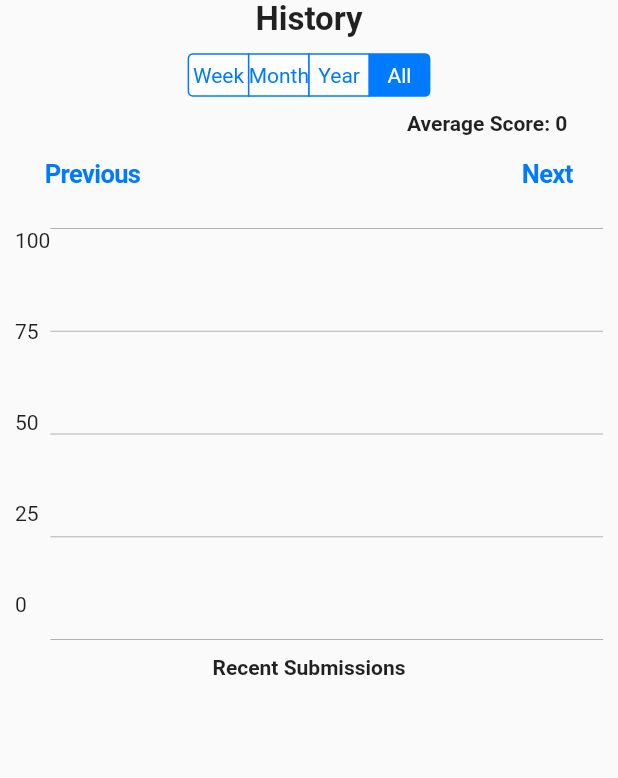
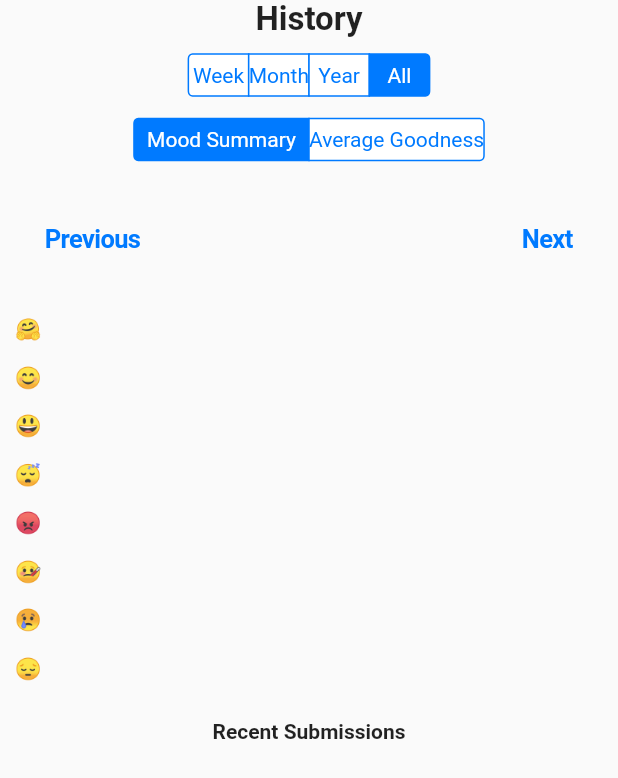
Before and after one commit to omparaday/goodness, a Flutter app: the HistoryPage widget shown alone on an empty page, opened directly, after a tap on "Month", after a tap on "Year", after a tap on "All", on a phone screen of 412 x 824 dp. Shown: the top 778 px of the screen. Run offline on Flutter 3.47's test engine with Material 2 defaults, Android fonts, the phone set to English and light mode, and no system bars; our stand-ins replace flutter_local_notifications, flutter_native_timezone, google_fonts, share_plus, shared_preferences, sprintf and 2 more; missing offline and left inert: shared_preferences_web; accounts and stored records are empty.

Commit message:
Implementation of mood summary chart in history

```diff
--- a/lib/dbhelpers/DailyData.dart
+++ b/lib/dbhelpers/DailyData.dart
@@ -6,9 +6,17 @@ import 'package:json_annotation/json_annotation.dart';
 import 'package:flutter/foundation.dart' show kIsWeb;
 import 'package:shared_preferences/shared_preferences.dart';
 
+import '../home.dart';
+import '../widgets/MoodCircle.dart';
 import 'Utils.dart';
 
 part 'DailyData.g.dart';
+
+const String KEY_AVERAGE = 'Average';
+const String KEY_MONTHLY_DATA = 'monthlyData';
+const String KEY_TOTAL_SCORE = 'totalScore';
+const String KEY_TOTAL_DAYS = 'totalDays';
+const String KEY_METADATA = 'metaData';
 
 @JsonSerializable()
 class DailyData {
@@ -60,6 +68,16 @@ Future<Map<String, dynamic>?>? getDataForYear(DateTime date) async {
   Map<String, dynamic> result = {};
   Map<String, double> monthlyData = {};
   Map<String, double> metaData = {};
+  metaData = {
+    '🤗': 0,
+    '😊': 0,
+    '😃': 0,
+    '😴': 0,
+    '😡': 0,
+    '🤒': 0,
+    '😢': 0,
+    '😔': 0
+  };
   while (transDate.year == date.year) {
     Map<String, dynamic>? monthData =
         await getDataForMonth(getDateKeyFormat(transDate));
@@ -68,6 +86,9 @@ Future<Map<String, dynamic>?>? getDataForYear(DateTime date) async {
       monthDays++;
       DailyData dd = DailyData.fromJson(value);
       monthScore += dd.goodness;
+      String mood = getEmojiForXy(
+          getValueFromPer3centage(dd.x), getValueFromPer3centage(dd.y), radius);
+      metaData.update(mood, (value) => ++value);
     });
     totalDays += monthDays;
     totalScore += monthScore;
@@ -80,14 +101,14 @@ Future<Map<String, dynamic>?>? getDataForYear(DateTime date) async {
     transDate = getNextMonth(transDate);
   }
   if (totalDays == 0) {
-    metaData.putIfAbsent('Average', () => 0);
+    metaData.putIfAbsent(KEY_AVERAGE, () => 0);
   } else {
-    metaData.putIfAbsent('Average', () => totalScore / totalDays);
+    metaData.putIfAbsent(KEY_AVERAGE, () => totalScore / totalDays);
   }
-  metaData.putIfAbsent('totalScore', () => totalScore);
-  metaData.putIfAbsent('totalDays', () => totalDays);
-  result.putIfAbsent('monthlyData', () => monthlyData);
-  result.putIfAbsent('metaData', () => metaData);
+  metaData.putIfAbsent(KEY_TOTAL_SCORE, () => totalScore);
+  metaData.putIfAbsent(KEY_TOTAL_DAYS, () => totalDays);
+  result.putIfAbsent(KEY_MONTHLY_DATA, () => monthlyData);
+  result.putIfAbsent(KEY_METADATA, () => metaData);
   return result;
 }
 
--- a/lib/history.dart
+++ b/lib/history.dart
@@ -13,12 +13,15 @@ import 'package:goodness/widgets/DecoratedWidget.dart';
 import 'package:goodness/widgets/HistoryChart.dart';
 import 'package:goodness/widgets/ImageShare.dart';
 import 'package:goodness/widgets/MoodCircle.dart';
+import 'package:goodness/widgets/MoodSummaryBars.dart';
 import 'package:share_plus/share_plus.dart';
 import 'package:sprintf/sprintf.dart';
 
 import 'dbhelpers/DeedHelper.dart';
 import 'dbhelpers/Utils.dart';
 import 'l10n/Localizations.dart';
+
+enum ChartType { MoodSummary, GoodnessScoreAverage }
 
 class HistoryPage extends StatefulWidget {
   @override
@@ -27,11 +30,14 @@ class HistoryPage extends StatefulWidget {
 
 class _HistoryPageState extends State<HistoryPage> {
   late HistoryType historyType;
+  late ChartType chartType;
   late List<Widget> recentData;
   late DateTime chartWeek;
   late DateTime chartMonth;
   late DateTime chartYear;
   Map<String, BarPlotInfo> plotInfoMap = {};
+  Map<String, double> moodPlotInfo = {};
+  late double takenCount = 0;
   String chartName = '';
   String chartAverage = '0.0';
 
@@ -44,8 +50,11 @@ class _HistoryPageState extends State<HistoryPage> {
   void initState() {
     super.initState();
     historyType = HistoryType.Week;
+    chartType = ChartType.MoodSummary;
     recentData = [];
     plotInfoMap = {};
+    moodPlotInfo = {};
+    takenCount = 0;
     chartWeek = getFirstDayOfWeek(DateTime.now());
     chartMonth = getFirstDayOfMonth(DateTime.now());
     chartYear = getFirstDayOfYear(DateTime.now());
@@ -64,6 +73,12 @@ class _HistoryPageState extends State<HistoryPage> {
       plotList: plotInfoMap,
       historyType: historyType,
       showHistoryDialog: showHistoryDialog,
+    );
+    Widget moodBars = MoodSummaryBars(
+      chartWidth: chartWidth,
+      chartHeight: chartHeight,
+      plotList: moodPlotInfo,
+      totalCount: takenCount,
     );
     return Container(
       margin: EdgeInsets.only(left: 10.0, right: 10.0),
@@ -89,18 +104,34 @@ class _HistoryPageState extends State<HistoryPage> {
                   HistoryType.All: Text(L10n.of(context).resource('all')),
                 },
               ),
+              SizedBox(width: 0, height: 15),
+              CupertinoSegmentedControl<ChartType>(
+                groupValue: chartType,
+                onValueChanged: (ChartType value) {
+                  chartType = value;
+                  fetchChartData();
+                },
+                children: <ChartType, Widget>{
+                  ChartType.MoodSummary:
+                      Text(L10n.of(context).resource('moodSummary')),
+                  ChartType.GoodnessScoreAverage:
+                      Text(L10n.of(context).resource('goodnessScoreAverage')),
+                },
+              ),
               SizedBox(width: 0, height: 10),
               Row(
                 children: <Widget>[
                   Flexible(fit: FlexFit.tight, child: Text(chartName)),
                   Spacer(),
-                  Flexible(
+                  chartType == ChartType.GoodnessScoreAverage
+                      ? Flexible(
                           fit: FlexFit.tight,
                           child: Text(
                             sprintf(L10n.of(context).resource('averageScore'),
                                 [chartAverage]),
                             style: TextStyle(fontWeight: FontWeight.bold),
                           ))
+                      : SizedBox.shrink()
                 ],
               ),
               Row(
@@ -121,7 +152,7 @@ class _HistoryPageState extends State<HistoryPage> {
                 ],
               ),
               SizedBox(width: 0, height: 10),
-              chart,
+              chartType == ChartType.GoodnessScoreAverage ? chart : moodBars,
               SizedBox(width: 0, height: 10),
               Text(
                 L10n.of(context).resource('recentSubmissions'),
@@ -167,15 +198,14 @@ class _HistoryPageState extends State<HistoryPage> {
                     mainAxisAlignment: MainAxisAlignment.start,
                     crossAxisAlignment: CrossAxisAlignment.center,
                     children: <Widget>[
-                      Text(
-                          dd.goodness >= 100
+                      Text(dd.goodness >= 100
                           ? L10n.of(context).resource('scorePerfect100')
-                              : sprintf(
-                                  L10n.of(context).resource('scoreWithVal'),
+                          : sprintf(L10n.of(context).resource('scoreWithVal'),
                               [dd.goodness])),
                       Spacer(),
                       Text(
-                        getEmojiForXy(getValueFromPer3centage(dd.x), getValueFromPer3centage(dd.y), radius),
+                        getEmojiForXy(getValueFromPer3centage(dd.x),
+                            getValueFromPer3centage(dd.y), radius),
                         style: TextStyle(fontSize: LARGE_FONTSIZE),
                       ),
                     ],
@@ -215,8 +245,15 @@ class _HistoryPageState extends State<HistoryPage> {
           title: Text('${getDisplayDate(datetime)}'),
           content: Column(
             children: [
-              MoodCircle(diameter / 2, inset, radius / 2, sideOfSquare / 2,
-                  ProcessState.Completed, () => {}, getValueFromPer3centage(dd.x) / 2, getValueFromPer3centage(dd.y) / 2),
+              MoodCircle(
+                  diameter / 2,
+                  inset,
+                  radius / 2,
+                  sideOfSquare / 2,
+                  ProcessState.Completed,
+                  () => {},
+                  getValueFromPer3centage(dd.x) / 2,
+                  getValueFromPer3centage(dd.y) / 2),
               DecoratedText(
                 dd.about.isEmpty
                     ? L10n.of(context).resource('didNotWrite')
@@ -264,6 +301,17 @@ class _HistoryPageState extends State<HistoryPage> {
 
   Future<void> fetchChartData() async {
     plotInfoMap = {};
+    moodPlotInfo = {
+      '🤗': 0,
+      '😊': 0,
+      '😃': 0,
+      '😴': 0,
+      '😡': 0,
+      '🤒': 0,
+      '😢': 0,
+      '😔': 0
+    };
+    takenCount = 0;
     chartName = '';
     chartAverage = 0.toString();
     switch (historyType) {
@@ -289,16 +337,25 @@ class _HistoryPageState extends State<HistoryPage> {
     double totalDays = 0, totalScore = 0;
     while (start.year <= today.year) {
       Map<String, dynamic>? yearlyData = await getDataForYear(start);
-      Map<String, double>? monthlyData = yearlyData!['monthlyData'];
-      Map<String, double>? metaData = yearlyData!['metaData'];
-      if (metaData!['Average'] != 0 || startFound) {
+      Map<String, double>? monthlyData = yearlyData![KEY_MONTHLY_DATA];
+      Map<String, double>? metaData = yearlyData![KEY_METADATA];
+      if (metaData![KEY_AVERAGE] != 0 || startFound) {
         startFound = true;
-        int avg = metaData!['Average']?.round() ?? 0;
+        int avg = metaData![KEY_AVERAGE]?.round() ?? 0;
         plotInfoMap.putIfAbsent(
             (start.year).toString(), () => BarPlotInfo(avg, null, null));
-        totalDays += metaData!['totalDays'] ?? 0;
-        totalScore += metaData!['totalScore'] ?? 0;
+        totalDays += metaData![KEY_TOTAL_DAYS] ?? 0;
+        totalScore += metaData![KEY_TOTAL_SCORE] ?? 0;
       }
+      takenCount = takenCount + (metaData![KEY_TOTAL_DAYS] ?? 0);
+      moodPlotInfo.update('🤗', (value) => value + (metaData!['🤗'] ?? 0));
+      moodPlotInfo.update('😊', (value) => value + (metaData!['😊'] ?? 0));
+      moodPlotInfo.update('😃', (value) => value + (metaData!['😃'] ?? 0));
+      moodPlotInfo.update('😴', (value) => value + (metaData!['😴'] ?? 0));
+      moodPlotInfo.update('😡', (value) => value + (metaData!['😡'] ?? 0));
+      moodPlotInfo.update('🤒', (value) => value + (metaData!['🤒'] ?? 0));
+      moodPlotInfo.update('😢', (value) => value + (metaData!['😢'] ?? 0));
+      moodPlotInfo.update('😔', (value) => value + (metaData!['😔'] ?? 0));
       start = getNextYear(start);
     }
     if (totalDays != 0) {
@@ -308,15 +365,24 @@ class _HistoryPageState extends State<HistoryPage> {
 
   Future<void> fetchYearlyData() async {
     Map<String, dynamic>? yearlyData = await getDataForYear(chartYear);
-    Map<String, double>? monthlyData = yearlyData!['monthlyData'];
-    Map<String, double>? metaData = yearlyData!['metaData'];
+    Map<String, double>? monthlyData = yearlyData![KEY_MONTHLY_DATA];
+    Map<String, double>? metaData = yearlyData![KEY_METADATA];
     chartName = chartYear.year.toString();
     if (yearlyData != null) {
-      chartAverage = metaData!['Average']?.toStringAsFixed(1) ?? '0.0';
+      chartAverage = metaData![KEY_AVERAGE]?.toStringAsFixed(1) ?? '0.0';
       monthlyData?.forEach((key, value) {
         int intval = value.round();
         plotInfoMap.putIfAbsent(key, () => BarPlotInfo(intval, null, null));
       });
+      takenCount = metaData![KEY_TOTAL_DAYS] ?? 0;
+      moodPlotInfo.update('🤗', (value) => metaData!['🤗'] ?? 0);
+      moodPlotInfo.update('😊', (value) => metaData!['😊'] ?? 0);
+      moodPlotInfo.update('😃', (value) => metaData!['😃'] ?? 0);
+      moodPlotInfo.update('😴', (value) => metaData!['😴'] ?? 0);
+      moodPlotInfo.update('😡', (value) => metaData!['😡'] ?? 0);
+      moodPlotInfo.update('🤒', (value) => metaData!['🤒'] ?? 0);
+      moodPlotInfo.update('😢', (value) => metaData!['😢'] ?? 0);
+      moodPlotInfo.update('😔', (value) => metaData!['😔'] ?? 0);
     }
   }
 
@@ -337,6 +403,10 @@ class _HistoryPageState extends State<HistoryPage> {
           plotInfoMap.putIfAbsent(
               transKey, () => BarPlotInfo(dd.goodness, dd, trans));
           count++;
+          String mood = getEmojiForXy(getValueFromPer3centage(dd.x),
+              getValueFromPer3centage(dd.y), radius);
+          moodPlotInfo.update(mood, (value) => ++value);
+          takenCount++;
           sum = sum + dd.goodness;
         } else {
           plotInfoMap.putIfAbsent(transKey, () => BarPlotInfo(0, null, null));
@@ -365,7 +435,11 @@ class _HistoryPageState extends State<HistoryPage> {
           dd = DailyData.fromJson(json);
           plotInfoMap.putIfAbsent(getDayOfWeek(movingDate),
               () => BarPlotInfo(dd.goodness, dd, movingDate));
+          String mood = getEmojiForXy(getValueFromPer3centage(dd.x),
+              getValueFromPer3centage(dd.y), radius);
+          moodPlotInfo.update(mood, (value) => ++value);
           count++;
+          takenCount++;
           sum = sum + dd.goodness;
         } else {
           plotInfoMap.putIfAbsent(
--- a/lib/l10n/Localizations.dart
+++ b/lib/l10n/Localizations.dart
@@ -90,7 +90,9 @@ class L10n {
       'appDownloadProfileInfo': 'You can download this later in profile page.',
       'dailyReminderNotificationTitle': 'Time to record your day!',
       'dailyReminderNotificationBody': 'Record your mood today for a better tomorrow.',
-      'dailyReminderNotificationPayload': 'Way to go for better tomorrow!'
+      'dailyReminderNotificationPayload': 'Way to go for better tomorrow!',
+      "moodSummary": "Mood Summary",
+      "goodnessScoreAverage": "Average Goodness"
     },
     'ta': {
       'home': 'முகப்பு',
@@ -169,7 +171,9 @@ class L10n {
       'appDownloadProfileInfo': 'சுயவிவரப் பக்கத்தில் இதைப் பின்னரும் பதிவிறக்கம் செய்யலாம்.',
       'dailyReminderNotificationTitle': 'உங்கள் நாளை பதிவு செய்ய வேண்டிய நேரம்!',
       'dailyReminderNotificationBody': 'ஒரு சிறந்த எதிர்காலத்திற்காக உங்கள் மனநிலையை இன்று பதிவு செய்யுங்கள்.',
-      'dailyReminderNotificationPayload': 'நல்ல எதிர்காலத்தை நோக்கி செல்வதற்கான வழி!'
+      'dailyReminderNotificationPayload': 'நல்ல எதிர்காலத்தை நோக்கி செல்வதற்கான வழி!',
+      "moodSummary": "மனநிலை சுருக்கம்",
+      "goodnessScoreAverage": "சராசரி நன்மை மதிப்பு"
     },
   };
 
--- a/lib/widgets/MoodCircle.dart
+++ b/lib/widgets/MoodCircle.dart
@@ -180,28 +180,6 @@ class MoodCircle extends StatelessWidget {
     );
   }
 
-  String getMoodNameForEmoji(String emoji, BuildContext context) {
-    switch (emoji) {
-      case "😊":
-        return L10n.of(context).resource('happy');
-      case "😃":
-        return L10n.of(context).resource('excited');
-      case "😴":
-        return L10n.of(context).resource('peaceful');
-      case "😢":
-        return L10n.of(context).resource('fear');
-      case "😔":
-        return L10n.of(context).resource('sad');
-      case "🤒":
-        return L10n.of(context).resource('weak');
-      case "😡":
-        return L10n.of(context).resource('angry');
-      case "🤗":
-        return L10n.of(context).resource('strong');
-    }
-    return '';
-  }
-
   Widget getEmoji(String s, BuildContext context) {
     return Tooltip(
         message: getMoodNameForEmoji(s, context),
@@ -313,3 +291,25 @@ Size getArcTextSize(BuildContext context) {
     ..layout(minWidth: 0, maxWidth: double.infinity))
       .size;
 }
+
+String getMoodNameForEmoji(String emoji, BuildContext context) {
+  switch (emoji) {
+    case "😊":
+      return L10n.of(context).resource('happy');
+    case "😃":
+      return L10n.of(context).resource('excited');
+    case "😴":
+      return L10n.of(context).resource('peaceful');
+    case "😢":
+      return L10n.of(context).resource('fear');
+    case "😔":
+      return L10n.of(context).resource('sad');
+    case "🤒":
+      return L10n.of(context).resource('weak');
+    case "😡":
+      return L10n.of(context).resource('angry');
+    case "🤗":
+      return L10n.of(context).resource('strong');
+  }
+  return '';
+}
--- /dev/null
+++ b/lib/widgets/MoodSummaryBars.dart
@@ -0,0 +1,89 @@
+import 'package:flutter/cupertino.dart';
+import 'package:flutter/material.dart';
+import 'package:goodness/main.dart';
+import 'package:google_fonts/google_fonts.dart';
+
+import 'MoodCircle.dart';
+
+class MoodSummaryBars extends StatelessWidget {
+  MoodSummaryBars(
+      {Key? key,
+      required this.chartWidth,
+      required this.chartHeight,
+      required this.plotList,
+      required this.totalCount})
+      : super(key: key);
+
+  final double chartWidth;
+  final double chartHeight;
+  late List<Widget> barList;
+  final Map<String, double> plotList;
+  final double totalCount;
+
+  @override
+  Widget build(BuildContext context) {
+    final Size textHeight = (TextPainter(
+            text: TextSpan(text: 'h ', style: TextStyle(fontSize: FONTSIZE)),
+            maxLines: 1,
+            textScaleFactor: MediaQuery.of(context).textScaleFactor,
+            textDirection: TextDirection.ltr)
+          ..layout())
+        .size;
+    barList = [];
+    plotList.forEach((barName, barPlotInfo) {
+      double barValue = barPlotInfo;
+      double percentage = barValue * 100/totalCount;
+      barList.add(Tooltip(
+          message: '${getMoodNameForEmoji(barName, context)}: ${barValue.truncate()}/${totalCount.truncate()}',
+          child: GestureDetector(
+              child: Row(children: <Widget>[
+            Text(
+              barName,
+              style:
+                  TextStyle(fontFamily: GoogleFonts.inconsolata().fontFamily),
+            ),
+            Container(
+              decoration: BoxDecoration(
+                color: Color.fromARGB(255, 255, 153, 102),
+                borderRadius: BorderRadius.only(
+                  topRight: Radius.circular(20.0),
+                  bottomRight: Radius.circular(20.0),
+                ),
+              ),
+              width: totalCount != 0
+                  ? barValue * (chartWidth) * 0.7 / totalCount
+                  : 0,
+              height: 12,
+            ),
+            barValue != 0
+                ? Text(
+                    '${percentage.truncate()}% (${barValue.truncate()}/${totalCount.truncate()})',
+              style: TextStyle(fontSize: VERYSMALL_FONTSIZE),
+                  )
+                : SizedBox.shrink(),
+          ]))));
+    });
+    return Container(
+      width: chartWidth,
+      height: chartHeight,
+      child: Row(
+        mainAxisAlignment: MainAxisAlignment.start,
+        children: <Widget>[
+          Expanded(
+            child: Row(
+              children: <Widget>[
+                Expanded(
+                  child: Column(
+                    mainAxisAlignment: MainAxisAlignment.spaceEvenly,
+                    crossAxisAlignment: CrossAxisAlignment.start,
+                    children: barList,
+                  ),
+                ),
+              ],
+            ),
+          ),
+        ],
+      ),
+    );
+  }
+}
```
Lines whose indentation alone changed are shown as unchanged.
